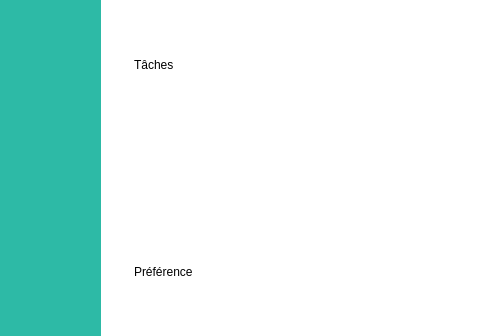
Before: the Qt Designer form App/Juntos/mainwindow.ui in workspacerg/Juntos, drawn with Qt 5; both pictures show x 0 to 480 and y 346 to 682 of the 947 by 969 pixel window.
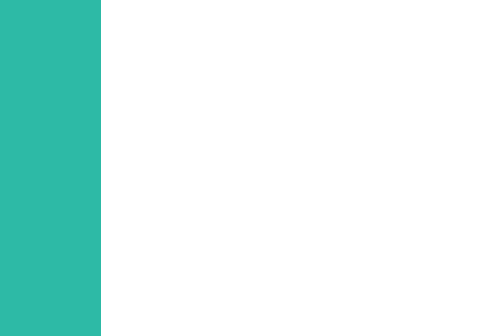
After: the same form once the commit is applied. Icons and pictures are not drawn.

Diff of the .ui file:
```diff
--- a/App/Juntos/mainwindow.ui
+++ b/App/Juntos/mainwindow.ui
@@ -344,15 +344,7 @@
             <property name="enabled">
              <bool>true</bool>
             </property>
-            <layout class="QVBoxLayout" name="verticalLayout_6">
-             <item>
-              <widget class="QLabel" name="label_2">
-               <property name="text">
-                <string>Tâches</string>
-               </property>
-              </widget>
-             </item>
-            </layout>
+            <layout class="QVBoxLayout" name="verticalLayout_6"/>
            </widget>
           </item>
           <item>
@@ -360,15 +352,7 @@
             <property name="enabled">
              <bool>true</bool>
             </property>
-            <layout class="QVBoxLayout" name="verticalLayout_7">
-             <item>
-              <widget class="QLabel" name="label_3">
-               <property name="text">
-                <string>Préférence</string>
-               </property>
-              </widget>
-             </item>
-            </layout>
+            <layout class="QVBoxLayout" name="verticalLayout_7"/>
            </widget>
           </item>
           <item>
```
